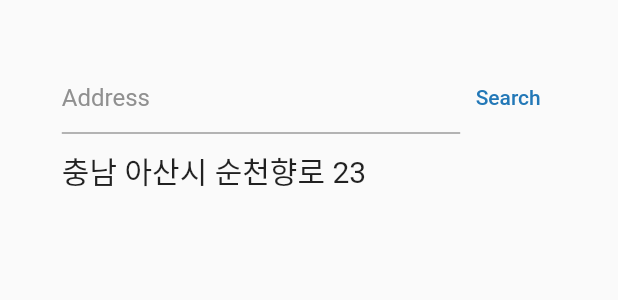
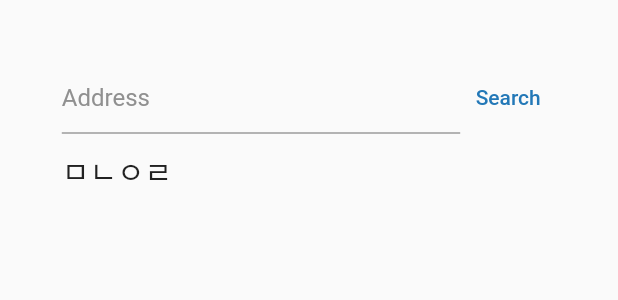
Before and after one commit to haZuny/GDSC-solution-challenge-cherry, a Flutter app: the SiteInfoBottomSheet widget shown alone on an empty page, opened directly, on a phone screen of 412 x 824 dp. Shown: the top 300 px of the screen. Run offline on Flutter 3.47's test engine with Material 2 defaults, Android fonts, the phone set to English and light mode, and no system bars; our stand-ins replace dio.

Commit message:
개발중

```diff
--- a/lib/Manager_PutSiteInfoPage.dart
+++ b/lib/Manager_PutSiteInfoPage.dart
@@ -17,7 +17,8 @@ class PutSiteInfoPageManager extends StatefulWidget {
 
 class _PutSiteInfoPageManager extends State<PutSiteInfoPageManager> {
   @override
-  Widget build(BuildContext context) => GestureDetector(
+  Widget build(BuildContext context) =>
+      GestureDetector(
         onTap: () {
           FocusManager.instance.primaryFocus?.unfocus(); // 키보드 닫기 이벤트
         },
@@ -29,6 +30,7 @@ class _PutSiteInfoPageManager extends State<PutSiteInfoPageManager> {
               child: Column(
                 mainAxisAlignment: MainAxisAlignment.center,
                 children: [
+
                   /// 간격
                   Container(
                     height: getFullScrennSizePercent(
@@ -219,8 +221,11 @@ class _PutSiteInfoPageManager extends State<PutSiteInfoPageManager> {
 
 /// 바텀 시트
 class SiteInfoBottomSheet extends StatelessWidget {
+
+
   @override
-  Widget build(BuildContext context) => GestureDetector(
+  Widget build(BuildContext context) =>
+      GestureDetector(
         onTap: () {
           FocusManager.instance.primaryFocus?.unfocus(); // 키보드 닫기 이벤트
         },
@@ -228,7 +233,10 @@ class SiteInfoBottomSheet extends StatelessWidget {
           padding: EdgeInsets.all(getFullScrennSizePercent(
               context, putSiteInfoPage_containerPadding)),
           // 크기 설정
-          height: MediaQuery.of(context).size.height *
+          height: MediaQuery
+              .of(context)
+              .size
+              .height *
               putSiteInfoPage_bottomsheetHeight,
           child: Column(
             children: [
@@ -248,11 +256,12 @@ class SiteInfoBottomSheet extends StatelessWidget {
                       onPressed: () async {
                         print(_addr1Controller.text);
 
-                        String _AddrSearchURL="http://dapi.kakao.com/v2/local/search/address.json?query=";
-                        String _AddrSearchKey="93349143720fbaa860b00f8191e7f2de";
+                        String _AddrSearchURL = "http://dapi.kakao.com/v2/local/search/address.json?query=";
+                        String _AddrSearchKey = "93349143720fbaa860b00f8191e7f2de";
 
                         Dio dio = Dio();
-                        dio.options.headers = {'Authorization': 'KakaoAK ' + _AddrSearchKey};
+                        dio.options.headers =
+                        {'Authorization': 'KakaoAK ' + _AddrSearchKey};
 
                         var res = await dio.get(_AddrSearchURL + '순천향로 22');
                         print(res.data);
@@ -268,21 +277,7 @@ class SiteInfoBottomSheet extends StatelessWidget {
               Expanded(
                 child: ListView(
                   children: [
-                    GestureDetector(
-                      child: Padding(
-                        padding: EdgeInsets.only(
-                            top: putSiteInfoPage_siteListTileFontPadding,
-                            bottom: putSiteInfoPage_siteListTileFontPadding),
-                        child: Text(
-                          "충남 아산시 순천향로 23",
-                          style: TextStyle(
-                              fontSize: putSiteInfoPage_siteListTileFontSize),
-                        ),
-                      ),
-                      onTap: () {
-                        print(_addr1Controller.text);
-                      },
-                    ),
+                    AddrSearchListTile('ㅁㄴㅇㄹ')
                   ],
                 ),
               )
@@ -292,6 +287,30 @@ class SiteInfoBottomSheet extends StatelessWidget {
       );
 }
 
+/// 주소 검색 리스트 타일
+class AddrSearchListTile extends StatelessWidget {
+  String addr = '';
+
+  AddrSearchListTile(String addr) : this.addr = addr;
+
+  @override
+  Widget build(BuildContext context) =>
+      GestureDetector(
+        child: Padding(
+          padding: EdgeInsets.only(
+              top: putSiteInfoPage_siteListTileFontPadding,
+              bottom: putSiteInfoPage_siteListTileFontPadding),
+          child: Text(
+            this.addr,
+            style: TextStyle(
+                fontSize: putSiteInfoPage_siteListTileFontSize),
+          ),
+        ),
+        onTap: () {
+          print(_addr1Controller.text);
+        },
+      );
+}
 
 
 /// 주소 검색 함수
```
Lines whose indentation alone changed are shown as unchanged.
